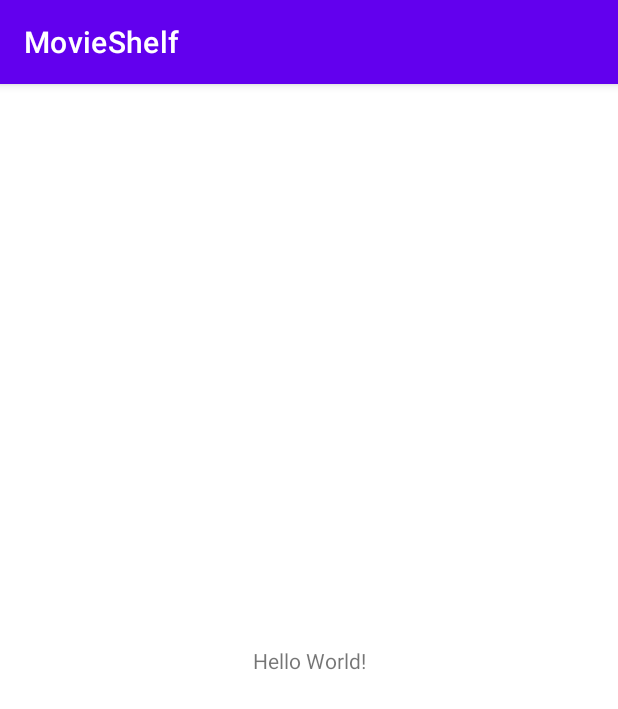
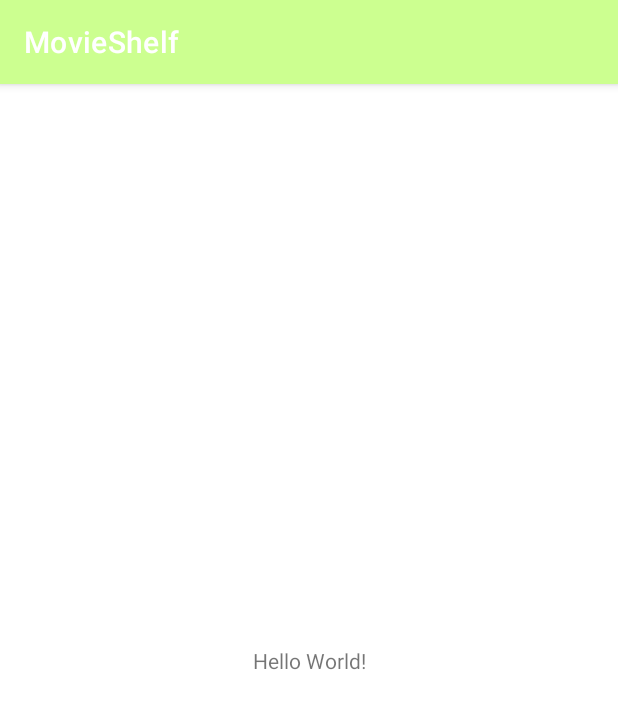
Before and after one commit to jhollins512/MediaShelf, an Android app: the screen it shows after launch (MainActivity), on a phone screen of 412 x 824 dp. Shown: the top 709 px of the screen. Run offline under Robolectric (Android 15) with nearby library versions, the phone set to English and light mode, and no system bars.

Commit message:
Setting up colors and koin di

```diff
--- a/app/src/main/AndroidManifest.xml
+++ b/app/src/main/AndroidManifest.xml
@@ -1,9 +1,11 @@
 <?xml version="1.0" encoding="utf-8"?>
 <manifest xmlns:android="http://schemas.android.com/apk/res/android"
-    xmlns:tools="http://schemas.android.com/tools"
-    package="com.jamaalhollins.movieshelf">
+    xmlns:tools="http://schemas.android.com/tools">
+
+    <uses-permission android:name="android.permission.INTERNET" />
 
     <application
+        android:name=".MovieShelfApplication"
         android:allowBackup="true"
         android:dataExtractionRules="@xml/data_extraction_rules"
         android:fullBackupContent="@xml/backup_rules"
--- /dev/null
+++ b/app/src/main/java/com/jamaalhollins/movieshelf/MovieShelfApplication.kt
@@ -0,0 +1,18 @@
+package com.jamaalhollins.movieshelf
+
+import android.app.Application
+import org.koin.android.ext.koin.androidContext
+import org.koin.android.ext.koin.androidLogger
+import org.koin.core.context.startKoin
+
+class MovieShelfApplication : Application() {
+
+    override fun onCreate() {
+        super.onCreate()
+
+        startKoin {
+            androidLogger()
+            androidContext(this@MovieShelfApplication)
+        }
+    }
+}
--- a/app/src/main/res/values-night/themes.xml
+++ b/app/src/main/res/values-night/themes.xml
@@ -1,16 +1,13 @@
-<resources xmlns:tools="http://schemas.android.com/tools">
+<resources>
     <!-- Base application theme. -->
     <style name="Theme.MovieShelf" parent="Theme.MaterialComponents.DayNight.DarkActionBar">
         <!-- Primary brand color. -->
-        <item name="colorPrimary">@color/purple_200</item>
-        <item name="colorPrimaryVariant">@color/purple_700</item>
-        <item name="colorOnPrimary">@color/black</item>
+        <item name="colorPrimary">@color/primaryColor</item>
+        <item name="colorPrimaryVariant">@color/primaryDarkColor</item>
+        <item name="colorOnPrimary">@color/primaryTextColor</item>
         <!-- Secondary brand color. -->
-        <item name="colorSecondary">@color/teal_200</item>
-        <item name="colorSecondaryVariant">@color/teal_200</item>
-        <item name="colorOnSecondary">@color/black</item>
-        <!-- Status bar color. -->
-        <item name="android:statusBarColor" tools:targetApi="l">?attr/colorPrimaryVariant</item>
-        <!-- Customize your theme here. -->
+        <item name="colorSecondary">@color/secondaryColor</item>
+        <item name="colorSecondaryVariant">@color/secondaryDarkColor</item>
+        <item name="colorOnSecondary">@color/primaryTextColor</item>
     </style>
 </resources>
--- a/app/src/main/res/values/colors.xml
+++ b/app/src/main/res/values/colors.xml
@@ -1,10 +1,11 @@
-<?xml version="1.0" encoding="utf-8"?>
+<?xml version="1.0" encoding="utf-8"?><!--?xml version="1.0" encoding="UTF-8"?-->
 <resources>
-    <color name="purple_200">#FFBB86FC</color>
-    <color name="purple_500">#FF6200EE</color>
-    <color name="purple_700">#FF3700B3</color>
-    <color name="teal_200">#FF03DAC5</color>
-    <color name="teal_700">#FF018786</color>
-    <color name="black">#FF000000</color>
-    <color name="white">#FFFFFFFF</color>
+    <color name="primaryColor">#ccff90</color>
+    <color name="primaryLightColor">#ffffc2</color>
+    <color name="primaryDarkColor">#99cc60</color>
+    <color name="secondaryColor">#ff9e80</color>
+    <color name="secondaryLightColor">#ffd0b0</color>
+    <color name="secondaryDarkColor">#c96f53</color>
+    <color name="primaryTextColor">#000000</color>
+    <color name="secondaryTextColor">#000000</color>
 </resources>
--- a/app/src/main/res/values/themes.xml
+++ b/app/src/main/res/values/themes.xml
@@ -1,16 +1,14 @@
-<resources xmlns:tools="http://schemas.android.com/tools">
+<resources>
     <!-- Base application theme. -->
     <style name="Theme.MovieShelf" parent="Theme.MaterialComponents.DayNight.DarkActionBar">
         <!-- Primary brand color. -->
-        <item name="colorPrimary">@color/purple_500</item>
-        <item name="colorPrimaryVariant">@color/purple_700</item>
-        <item name="colorOnPrimary">@color/white</item>
+        <item name="colorPrimary">@color/primaryColor</item>
+        <item name="colorPrimaryVariant">@color/primaryLightColor</item>
+        <item name="colorOnPrimary">@color/primaryTextColor</item>
         <!-- Secondary brand color. -->
-        <item name="colorSecondary">@color/teal_200</item>
-        <item name="colorSecondaryVariant">@color/teal_700</item>
-        <item name="colorOnSecondary">@color/black</item>
+        <item name="colorSecondary">@color/secondaryColor</item>
+        <item name="colorSecondaryVariant">@color/secondaryLightColor</item>
+        <item name="colorOnSecondary">@color/primaryTextColor</item>
         <!-- Status bar color. -->
-        <item name="android:statusBarColor" tools:targetApi="l">?attr/colorPrimaryVariant</item>
-        <!-- Customize your theme here. -->
     </style>
 </resources>
```
Also changed, not shown: app/build.gradle (+5 -4 lines), build.gradle (+6 -2 lines), gradle/wrapper/gradle-wrapper.properties.
